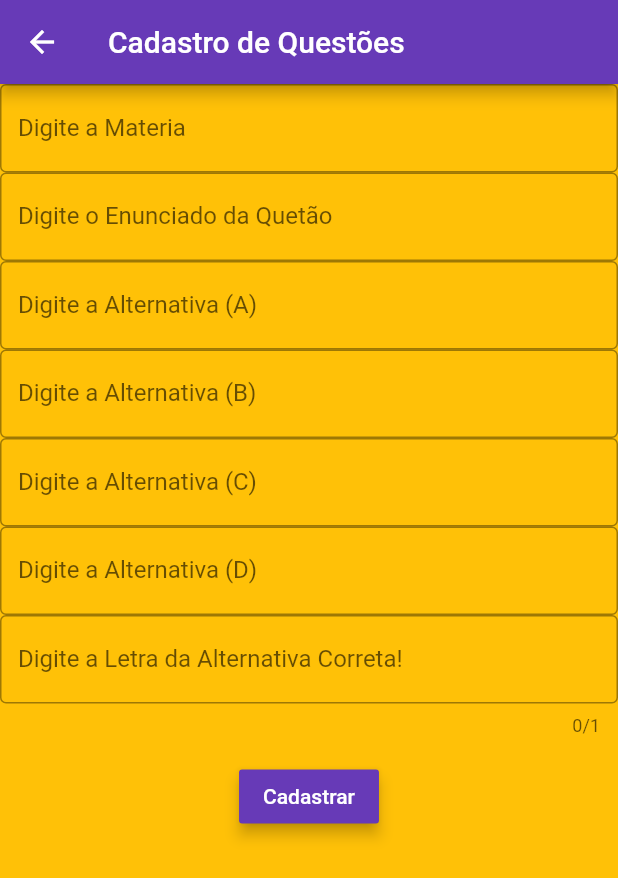
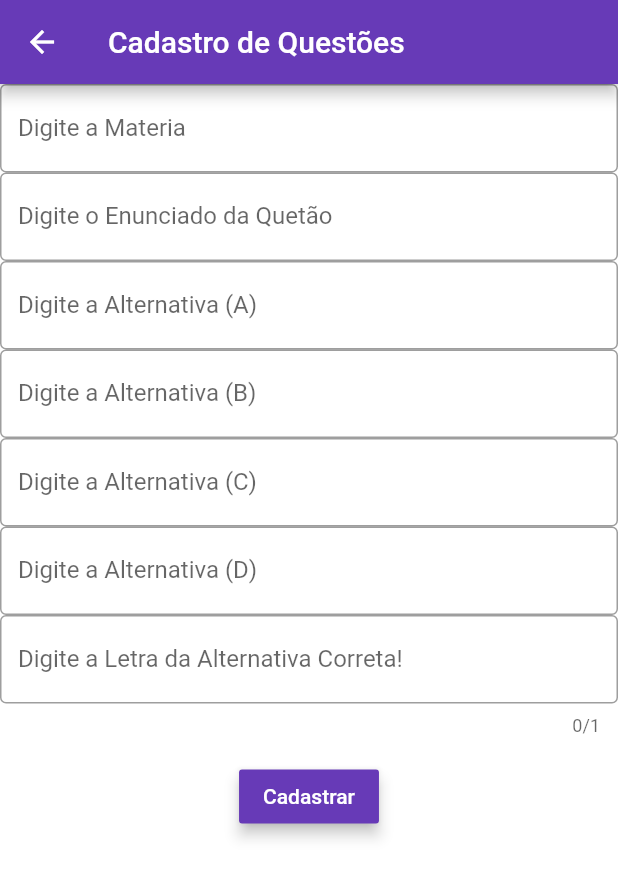
Before and after one commit to Batthez/quiz-flutter, a Flutter app: the QuestaoScreen screen opened directly, on a phone screen of 412 x 824 dp. Shown: the top 878 px of the screen. Run offline on Flutter 3.47's test engine with Material 2 defaults, Android fonts, the phone set to English and light mode, and no system bars; our stand-ins replace cloud_firestore, firebase_auth; accounts and stored records are empty.

```diff
--- a/lib/screens/questoes.dart
+++ b/lib/screens/questoes.dart
@@ -21,7 +21,7 @@ class _QuestaoScreenState extends State<QuestaoScreen> {
   @override
   Widget build(BuildContext context) {
     return Scaffold(
-        backgroundColor: Colors.amber,
+        backgroundColor: Colors.white,
         appBar: AppBar(
           backgroundColor: Colors.deepPurple,
           title: Text('Cadastro de Questões'),
```
